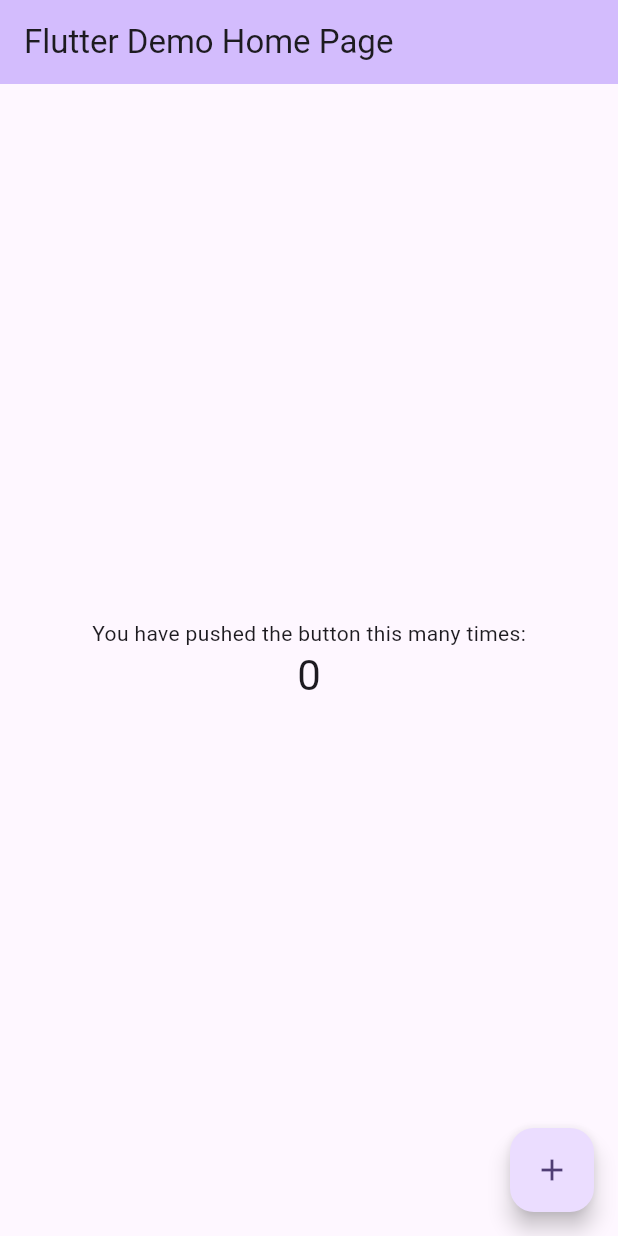
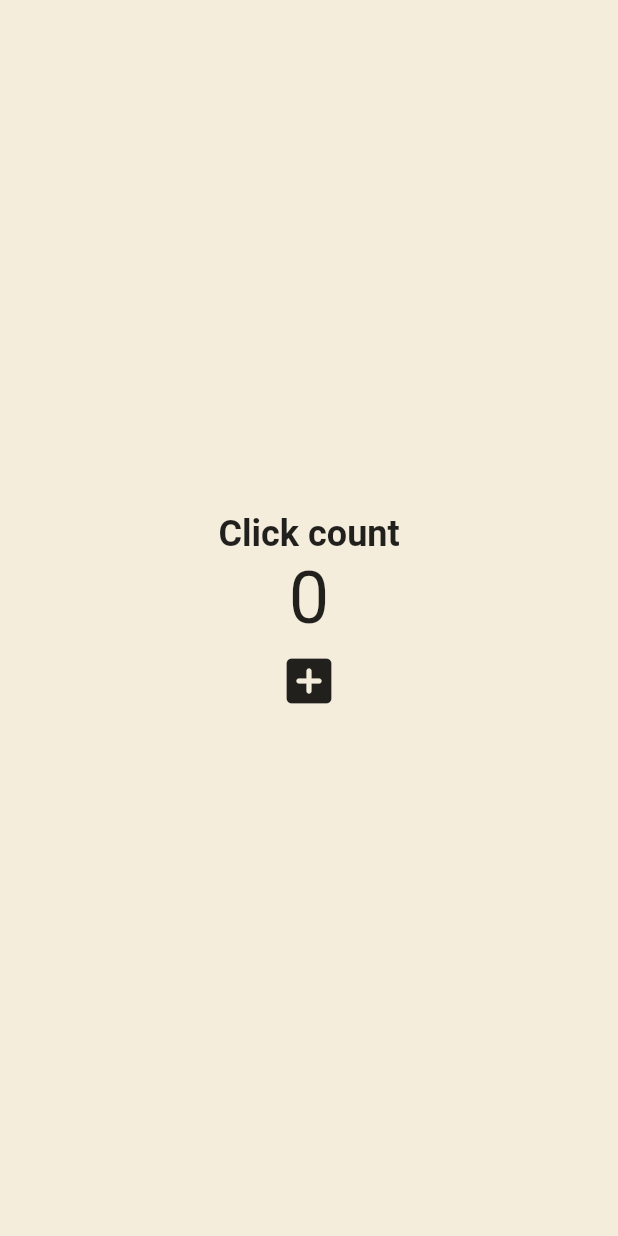
Before and after one commit to ezurno/flutter_state, a Flutter app: the screen it shows after launch, on a phone screen of 412 x 824 dp. Run offline on Flutter 3.47's test engine with Material 2 defaults, Android fonts, the phone set to English and light mode, and no system bars.

Commit message:
LEARN: stateful widget
1. stateful widget 은 stateless 와는 다르게 state 값을 받아 ui 와 상호작용을 하는 widget

2. Button 을 생성 시 onPressed 는 눌렀을 시 작동 되는 함수를 호출 해주면 됨

3. 하지만 이렇게 만들면 flutter가 게을러서 refetching을 안해서 값이 바로 적용이 안됨

```diff
--- a/lib/main.dart
+++ b/lib/main.dart
@@ -1,125 +1,56 @@
 import 'package:flutter/material.dart';
 
 void main() {
-  runApp(const MyApp());
+  runApp(const App());
 }
 
-class MyApp extends StatelessWidget {
-  const MyApp({super.key});
+class App extends StatefulWidget {
+  const App({super.key});
 
-  // This widget is the root of your application.
   @override
-  Widget build(BuildContext context) {
-    return MaterialApp(
-      title: 'Flutter Demo',
-      theme: ThemeData(
-        // This is the theme of your application.
-        //
-        // TRY THIS: Try running your application with "flutter run". You'll see
-        // the application has a blue toolbar. Then, without quitting the app,
-        // try changing the seedColor in the colorScheme below to Colors.green
-        // and then invoke "hot reload" (save your changes or press the "hot
-        // reload" button in a Flutter-supported IDE, or press "r" if you used
-        // the command line to start the app).
-        //
-        // Notice that the counter didn't reset back to zero; the application
-        // state is not lost during the reload. To reset the state, use hot
-        // restart instead.
-        //
-        // This works for code too, not just values: Most code changes can be
-        // tested with just a hot reload.
-        colorScheme: ColorScheme.fromSeed(seedColor: Colors.deepPurple),
-        useMaterial3: true,
-      ),
-      home: const MyHomePage(title: 'Flutter Demo Home Page'),
-    );
-  }
+  State<App> createState() => _AppState();
 }
 
-class MyHomePage extends StatefulWidget {
-  const MyHomePage({super.key, required this.title});
+class _AppState extends State<App> {
+  int counter = 0; // state 기 때문에 final x
 
-  // This widget is the home page of your application. It is stateful, meaning
-  // that it has a State object (defined below) that contains fields that affect
-  // how it looks.
-
-  // This class is the configuration for the state. It holds the values (in this
-  // case the title) provided by the parent (in this case the App widget) and
-  // used by the build method of the State. Fields in a Widget subclass are
-  // always marked "final".
-
-  final String title;
-
-  @override
-  State<MyHomePage> createState() => _MyHomePageState();
-}
-
-class _MyHomePageState extends State<MyHomePage> {
-  int _counter = 0;
-
-  void _incrementCounter() {
-    setState(() {
-      // This call to setState tells the Flutter framework that something has
-      // changed in this State, which causes it to rerun the build method below
-      // so that the display can reflect the updated values. If we changed
-      // _counter without calling setState(), then the build method would not be
-      // called again, and so nothing would appear to happen.
-      _counter++;
-    });
+  void onClicked() {
+    counter = counter + 1;
   }
 
   @override
   Widget build(BuildContext context) {
-    // This method is rerun every time setState is called, for instance as done
-    // by the _incrementCounter method above.
-    //
-    // The Flutter framework has been optimized to make rerunning build methods
-    // fast, so that you can just rebuild anything that needs updating rather
-    // than having to individually change instances of widgets.
-    return Scaffold(
-      appBar: AppBar(
-        // TRY THIS: Try changing the color here to a specific color (to
-        // Colors.amber, perhaps?) and trigger a hot reload to see the AppBar
-        // change color while the other colors stay the same.
-        backgroundColor: Theme.of(context).colorScheme.inversePrimary,
-        // Here we take the value from the MyHomePage object that was created by
-        // the App.build method, and use it to set our appbar title.
-        title: Text(widget.title),
-      ),
-      body: Center(
-        // Center is a layout widget. It takes a single child and positions it
-        // in the middle of the parent.
-        child: Column(
-          // Column is also a layout widget. It takes a list of children and
-          // arranges them vertically. By default, it sizes itself to fit its
-          // children horizontally, and tries to be as tall as its parent.
-          //
-          // Column has various properties to control how it sizes itself and
-          // how it positions its children. Here we use mainAxisAlignment to
-          // center the children vertically; the main axis here is the vertical
-          // axis because Columns are vertical (the cross axis would be
-          // horizontal).
-          //
-          // TRY THIS: Invoke "debug painting" (choose the "Toggle Debug Paint"
-          // action in the IDE, or press "p" in the console), to see the
-          // wireframe for each widget.
-          mainAxisAlignment: MainAxisAlignment.center,
-          children: <Widget>[
-            const Text(
-              'You have pushed the button this many times:',
-            ),
-            Text(
-              '$_counter',
-              style: Theme.of(context).textTheme.headlineMedium,
-            ),
-          ],
+    return MaterialApp(
+      home: Scaffold(
+        backgroundColor: const Color(0xFFF4EDDB),
+        body: Center(
+          child: Column(
+            mainAxisAlignment: MainAxisAlignment.center,
+            children: [
+              const Text(
+                'Click count',
+                style: TextStyle(
+                  fontSize: 24,
+                  fontWeight: FontWeight.w600,
+                ),
+              ),
+              Text(
+                '$counter',
+                style: const TextStyle(
+                  fontSize: 48,
+                ),
+              ),
+              IconButton(
+                iconSize: 40,
+                onPressed: onClicked,
+                icon: const Icon(
+                  Icons.add_box_rounded,
+                ),
+              )
+            ],
+          ),
         ),
       ),
-      floatingActionButton: FloatingActionButton(
-        onPressed: _incrementCounter,
-        tooltip: 'Increment',
-        child: const Icon(Icons.add),
-      ), // This trailing comma makes auto-formatting nicer for build methods.
     );
   }
 }
```
Also changed, not shown: 1 other file.
